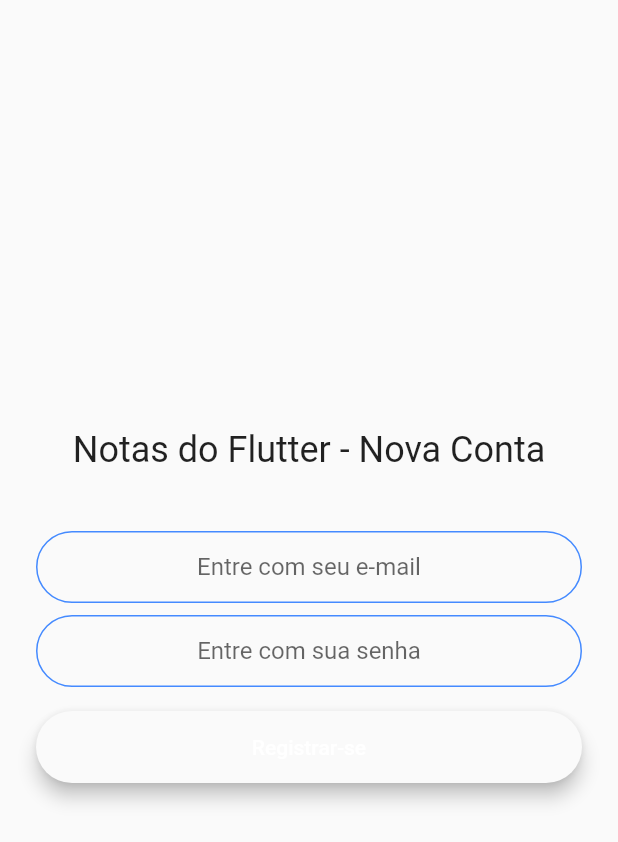
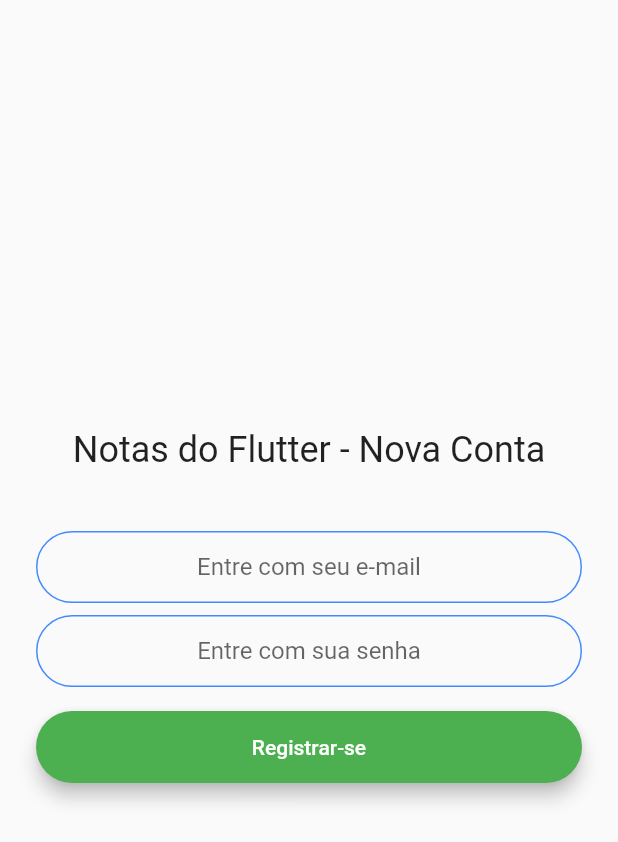
Before and after one commit to cristianprochnow/notes_flutter, a Flutter app: the RegisterScreen screen opened directly, on a phone screen of 412 x 824 dp. Shown: the top 842 px of the screen. Run offline on Flutter 3.47's test engine with Material 2 defaults, Android fonts, the phone set to English and light mode, and no system bars; our stand-ins replace firebase_auth, firebase_core; accounts and stored records are empty.

Commit message:
feat: create register app

```diff
--- a/lib/app.dart
+++ b/lib/app.dart
@@ -1,5 +1,7 @@
 import 'package:firebase_core/firebase_core.dart';
 import 'package:flutter/material.dart';
+import 'package:notes_flutter/screens/main_screen.dart';
+import 'package:notes_flutter/screens/register_screen.dart';
 import 'package:notes_flutter/screens/welcome_screen.dart';
 
 class App extends StatelessWidget {
@@ -15,6 +17,8 @@ class App extends StatelessWidget {
             initialRoute: '/',
             routes: {
               '/': (context) => const WelcomeScreen(),
+              '/main': (context) => const MainScreen(),
+              '/register': (context) => const RegisterScreen(),
             },
           );
         }
--- a/lib/screens/register_screen.dart
+++ b/lib/screens/register_screen.dart
@@ -63,6 +63,7 @@ class _RegisterScreenState extends State<RegisterScreen> {
             ),
             RoundedButton(
               title: 'Registrar-se',
+              color: Colors.green,
               onPressed: () {
                 auth
                   .createUserWithEmailAndPassword(
@@ -71,7 +72,7 @@ class _RegisterScreenState extends State<RegisterScreen> {
                   )
                   .then((value) => Navigator.pushNamed(context, '/main'));
               },
-            )
+            ),
           ],
         ),
       ),
```
